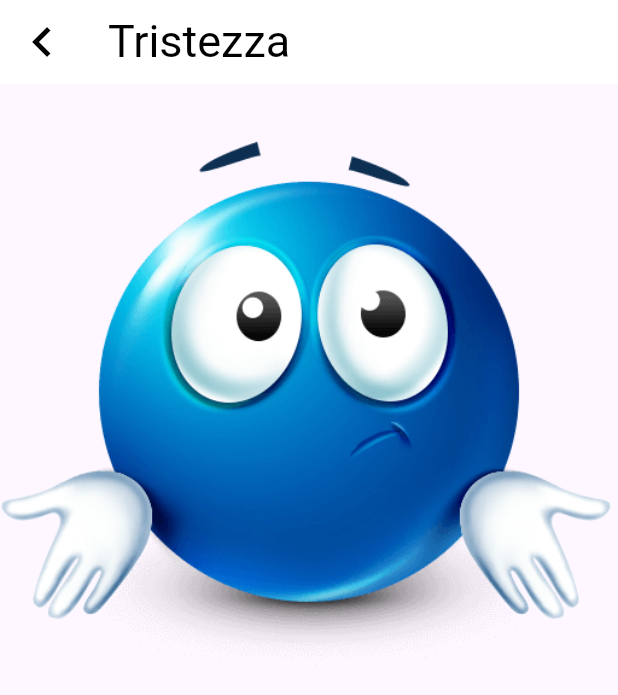
After one commit to ilcicciogamer69/MentalMood, a Flutter app: the screen it shows after launch, after a tap on "Tristezza", on a phone screen of 412 x 824 dp. The commit adds this screen. Shown: the top 695 px of the screen. Run offline on Flutter 3.47's test engine with Material 3 defaults, Android fonts, the phone set to English and light mode, and no system bars; our stand-ins replace drift; accounts and stored records are empty; generated files the repository leaves out were written again.

Commit message:
Commit 03.10.2025 Inizio sviluppo DB

```diff
--- /dev/null
+++ b/5_Applicativo/mental_mood/devtools_options.yaml
@@ -0,0 +1,3 @@
+description: This file stores settings for Dart & Flutter DevTools.
+documentation: https://docs.flutter.dev/tools/devtools/extensions#configure-extension-enablement-states
+extensions:
--- a/5_Applicativo/mental_mood/lib/DataBase/database.dart
+++ b/5_Applicativo/mental_mood/lib/DataBase/database.dart
@@ -1,6 +1,6 @@
 import 'dart:io';
-
 import 'package:drift/drift.dart';
+import 'package:drift/extensions/native.dart';
 import 'package:drift/native.dart';
 import 'package:path_provider/path_provider.dart';
 import 'package:path/path.dart' as p;
@@ -11,12 +11,16 @@ class Emozione extends Table{ //the emotion table of the database
   TextColumn get nome => text()(); //the name value of the emotion
   TextColumn get imgPath => text()(); //the path of the image of the emotion
   IntColumn get valore => integer()(); //the value of the emotion
+  @override
+  Set<Column> get primaryKey => {nome};
 }
 
 class Utente extends Table{ //the user table of the database
   TextColumn get username=> text()(); //the username of the user
   TextColumn get nome => text()(); //the full name of the user
   IntColumn get dataNascita => integer()(); //the date of birth of the user
+  @override
+  Set<Column> get primaryKey => {username};
 }
 
 class Consiglio extends Table{ //the advice table of the database
@@ -24,6 +28,17 @@ class Consiglio extends Table{ //the advice table of the database
   TextColumn get testo => text()(); //the content of the advice
   IntColumn get valoreIniziale => integer()(); //the initial value of the advice
   IntColumn get valoreFinale => integer()(); //the final value of the advice
+  @override
+  Set<Column> get primaryKey => {id};
+}
+
+
+class EmozioneRegistrata extends Table {
+  TextColumn get utenteUsername => text().references(Utente, #username)();
+  TextColumn get emozioneNome => text().references(Emozione, #nome)();
+  DateTimeColumn get dataRegistrazione => dateTime()();
+  @override
+  Set<Column> get primaryKey => {utenteUsername, emozioneNome, dataRegistrazione};
 }
 
 
@@ -40,15 +55,88 @@ LazyDatabase _openConnection(){
 
 // This annotation tells drift to prepare a database
 // class that uses the tables we just defined.
-@DriftDatabase(tables: [Emozione, Utente, Consiglio])
+@DriftDatabase(tables: [Emozione, Utente, Consiglio, EmozioneRegistrata])
 class AppDataBase extends _$AppDataBase{
   // We tell the database where to store the data with this constructor.
   AppDataBase(): super(_openConnection());
 
   @override
   int get schemaVersion => 1; //the version of the database
+
+  @override
+  MigrationStrategy get migration {
+    return MigrationStrategy(
+      onCreate: (m) async {
+        await m.createAll();
+      },
+      onUpgrade: (m, from, to) async {
+        // Durante lo sviluppo, la destructiveFallback è la via più semplice.
+        // ATTENZIONE: Questo cancellerà tutti i dati utente in caso di upgrade.
+        // Va bene per lo sviluppo, ma non per la produzione.
+        if (from < 2) { // Esempio per future migrazioni
+          // codice per migrare dalla versione 1 alla 2
+        }
+      },
+      beforeOpen: (details) async {
+        // Questa logica viene eseguita ogni volta che l'app apre il database.
+
+        // Usiamo un batch per inserire tutte le emozioni di default.
+        // La modalità `insertOrIgnore` garantisce che se un'emozione
+        // con lo stesso nome (chiave primaria) esiste già, l'operazione
+        // di inserimento per quella riga viene semplicemente ignorata,
+        // senza causare errori o duplicati.
+        await batch((batch) {
+          batch.insertAll(
+            emozione, // Specifica la tabella
+            [
+              // La tua lista di emozioni di default
+              EmozioneCompanion.insert(
+                nome: 'Felicità',
+                imgPath: 'assets/images/felicita.png',
+                valore: 5,
+              ),
+              EmozioneCompanion.insert(
+                nome: 'Tristezza',
+                imgPath: 'assets/images/tristezza.png',
+                valore: 1,
+              ),
+              EmozioneCompanion.insert(
+                nome: 'Rabbia',
+                imgPath: 'assets/images/rabbia.png',
+                valore: 2,
+              ),
+              // --- Esempio per il futuro ---
+              // Se un giorno aggiungi "Ansia", ti basterà aggiungerla qui.
+              // Al successivo avvio dell'app, verrà aggiunta per tutti gli utenti
+              // che non ce l'hanno, mentre verrà ignorata per chi ce l'ha già.
+              /*
+              EmozioneCompanion.insert(
+                nome: 'Ansia',
+                imgPath: 'assets/images/ansia.png',
+                valore: 2,
+              ),
+              */
+            ],
+            // QUESTA È LA PARTE CHIAVE DELLA SOLUZIONE:
+            mode: InsertMode.insertOrIgnore,
+          );
+        });
+      },
+
+    );
+  }
+
   // Get all the emotions from DB
   Future<List<EmozioneData>> getEmozioneList() async{
     return await select(emozione).get();
   }
+  Future<List<UtenteData>> getUtenteList() async{
+    return await select(utente).get();
+  }
+  Future<List<ConsiglioData>> getConsiglioList() async{
+    return await select(consiglio).get();
+  }
+  Future<List<EmozioneRegistrataData>> getEmozioneRegistrataList() async{
+    return await select(emozioneRegistrata).get();
+  }
 }
--- /dev/null
+++ b/5_Applicativo/mental_mood/lib/Pages/emotion_selection_page.dart
@@ -0,0 +1,41 @@
+import 'package:flutter/material.dart';
+import 'package:mental_mood/DataBase/database.dart';
+import 'package:mental_mood/Pages/home_page.dart';
+import 'package:provider/provider.dart';
+
+class EmotionSelectorPage extends StatefulWidget {
+  final String title;
+  final EmozioneCompanion emozioneCompanion;
+  const EmotionSelectorPage({super.key, required this.title, required this.emozioneCompanion});
+
+  @override
+  State<EmotionSelectorPage> createState() => _EmotionSelectorPageState();
+}
+
+class _EmotionSelectorPageState extends State<EmotionSelectorPage> {
+  late AppDataBase db;
+  late TextEditingController descriptionEditingController;
+  late TextEditingController imgPathEditingController;
+  @override
+  Widget build(BuildContext context) {
+    db = Provider.of<AppDataBase>(context);
+    return Scaffold(
+      appBar: _getSelectorAppBar(),
+      body: Image.asset('assets/images/uncertain.png')
+    );
+  }
+
+
+  _getSelectorAppBar() {
+    return AppBar(
+      backgroundColor: Colors.white,
+      leading: IconButton(onPressed: () {
+        Navigator.push(context, MaterialPageRoute(builder: (context) => HomePage()));
+      }, icon: Icon(Icons.keyboard_arrow_left_outlined, color: Colors.black,size: 40,)),
+      title: Text(
+        widget.title,
+        style: const TextStyle(color: Colors.black, fontSize: 30),
+      ),
+    );
+  }
+}
--- a/5_Applicativo/mental_mood/lib/Pages/home_page.dart
+++ b/5_Applicativo/mental_mood/lib/Pages/home_page.dart
@@ -1,6 +1,9 @@
+import 'package:drift/drift.dart';
 import 'package:flutter/material.dart';
 import 'package:mental_mood/DataBase/database.dart';
 import 'package:provider/provider.dart';
+
+import 'emotion_selection_page.dart';
 
 void main() {
   runApp(const HomePage());
@@ -54,12 +57,56 @@ class _HomePageState extends State<HomePage> {
             },
             future: _getEmozioneFromDataBase(),
         ),
+      floatingActionButton: FloatingActionButton(
+        onPressed: (){
+          _navigateToDetail('Aggiungi nuova emozione', EmozioneCompanion(
+            nome: Value(''),
+            imgPath: Value(''),
+            valore: Value(0),
+          ));
+        },
+        shape: const CircleBorder(
+          side: BorderSide(color: Colors.black, width: 2),
+        ),
+        child: const Icon(Icons.add),
+      )
     );
   }
   Future<List<EmozioneData>> _getEmozioneFromDataBase() async{
     return await dataBase.getEmozioneList();
   }
   Widget listEmozioniUI(List<EmozioneData> listEmozioni) {
-    return Container();
+    return Container(
+      padding: const EdgeInsets.all(20),
+      child: ListView.builder(
+        itemCount: listEmozioni.length,
+        itemBuilder: (context, index) {
+          EmozioneData emozione = listEmozioni[index];
+          return Card(
+            child: ListTile(
+              title: Text(emozione.nome),
+              subtitle: Text("Valore: ${emozione.valore}"), // Leggermente migliorato per chiarezza
+              onTap: () {
+                _navigateToDetail(
+                  emozione.nome,
+                  EmozioneCompanion(
+                    nome: Value(emozione.nome),
+                    imgPath: Value(emozione.imgPath),
+                    valore: Value(emozione.valore),
+                  ),
+                );
+              },
+            ),
+          );
+        },
+      ),
+    );
+  }
+
+  void _navigateToDetail(String title, EmozioneCompanion emozioneCompanion) {
+    Navigator.push(context, MaterialPageRoute(builder: (context) => EmotionSelectorPage(
+        title: title,
+        emozioneCompanion: emozioneCompanion
+    ),),);
   }
 }
```
Also changed, not shown: 5_Applicativo/mental_mood/pubspec.yaml (+20 -27 lines), 5_Applicativo/mental_mood/assets/images/angry.png (added), 5_Applicativo/mental_mood/assets/images/happy.png (added), 5_Applicativo/mental_mood/assets/images/sad.png (added), 5_Applicativo/mental_mood/assets/images/uncertain.png (added), 5_Applicativo/mental_mood/lib/DataBase/database.g.dart, 5_Applicativo/mental_mood/pubspec.lock, 3 other files.
